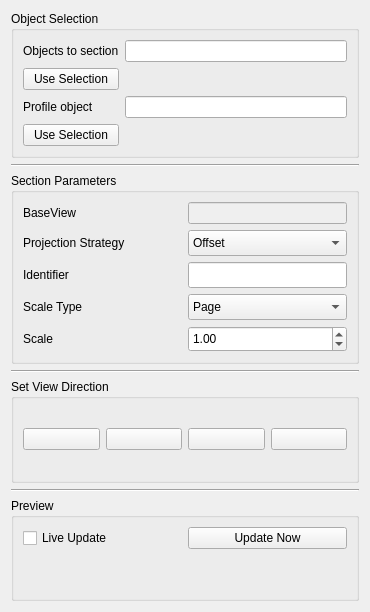
southseact-3d/fcd, file src/Mod/TechDraw/Gui/TaskComplexSection.ui: the form before one commit.
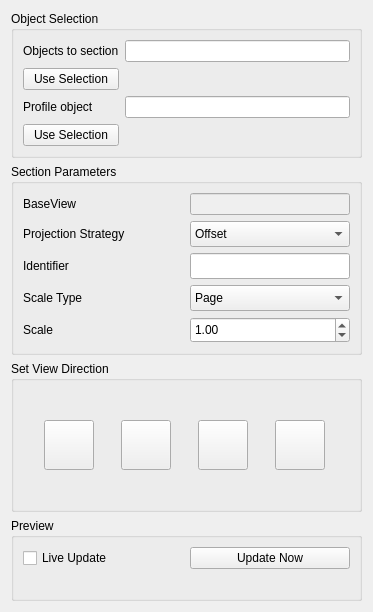
The form after the commit. Icons and pictures are not drawn.

Commit message: [TD]Section dialog gui tweaks

Diff of the .ui file:
```diff
--- a/src/Mod/TechDraw/Gui/TaskComplexSection.ui
+++ b/src/Mod/TechDraw/Gui/TaskComplexSection.ui
@@ -6,7 +6,7 @@
    <rect>
     <x>0</x>
     <y>0</y>
-    <width>370</width>
+    <width>373</width>
     <height>612</height>
    </rect>
   </property>
@@ -85,13 +85,6 @@
      </layout>
     </widget>
    </item>
-   <item>
-    <widget class="Line" name="line">
-     <property name="orientation">
-      <enum>Qt::Horizontal</enum>
-     </property>
-    </widget>
-   </item>
    <item>
     <widget class="QGroupBox" name="groupBox_2">
      <property name="title">
@@ -244,15 +237,14 @@
      </layout>
     </widget>
    </item>
-   <item>
-    <widget class="Line" name="line_2">
-     <property name="orientation">
-      <enum>Qt::Horizontal</enum>
-     </property>
-    </widget>
-   </item>
    <item>
     <widget class="QGroupBox" name="gbOrientation">
+     <property name="sizePolicy">
+      <sizepolicy hsizetype="Preferred" vsizetype="MinimumExpanding">
+       <horstretch>0</horstretch>
+       <verstretch>0</verstretch>
+      </sizepolicy>
+     </property>
      <property name="title">
       <string>Set View Direction</string>
      </property>
@@ -261,9 +253,15 @@
        <layout class="QHBoxLayout" name="viewDirectionLayout"/>
       </item>
       <item>
-       <layout class="QHBoxLayout" name="quickPickLayout">
-        <item>
+       <layout class="QGridLayout" name="gridLayout_3">
+        <item row="0" column="0">
          <widget class="QPushButton" name="pbUp">
+          <property name="maximumSize">
+           <size>
+            <width>50</width>
+            <height>50</height>
+           </size>
+          </property>
           <property name="toolTip">
            <string>Preset view direction looking up.</string>
           </property>
@@ -281,10 +279,19 @@
             <height>48</height>
            </size>
           </property>
+          <property name="checkable">
+           <bool>false</bool>
+          </property>
          </widget>
         </item>
-        <item>
+        <item row="0" column="1">
          <widget class="QPushButton" name="pbDown">
+          <property name="maximumSize">
+           <size>
+            <width>50</width>
+            <height>50</height>
+           </size>
+          </property>
           <property name="toolTip">
            <string>Preset view direction looking down.</string>
           </property>
@@ -304,8 +311,14 @@
           </property>
          </widget>
         </item>
-        <item>
+        <item row="0" column="2">
          <widget class="QPushButton" name="pbLeft">
+          <property name="maximumSize">
+           <size>
+            <width>50</width>
+            <height>50</height>
+           </size>
+          </property>
           <property name="toolTip">
            <string>Preset view direction looking left.</string>
           </property>
@@ -325,8 +338,14 @@
           </property>
          </widget>
         </item>
-        <item>
+        <item row="0" column="3">
          <widget class="QPushButton" name="pbRight">
+          <property name="maximumSize">
+           <size>
+            <width>50</width>
+            <height>50</height>
+           </size>
+          </property>
           <property name="toolTip">
            <string>Preset view direction looking right.</string>
           </property>
@@ -354,13 +373,6 @@
      </layout>
     </widget>
    </item>
-   <item>
-    <widget class="Line" name="line_3">
-     <property name="orientation">
-      <enum>Qt::Horizontal</enum>
-     </property>
-    </widget>
-   </item>
    <item>
     <widget class="QGroupBox" name="groupBox_3">
      <property name="title">
```
The commit also changes 2 other files.
